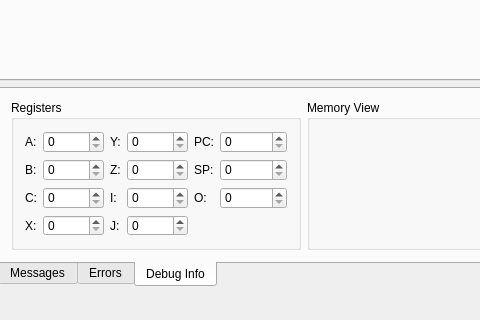
jamie124/DCPU-Developer, file dcpudeveloper.ui: the form before one commit; both pictures show x 319 to 799 and y 380 to 700 of the 1200 by 700 pixel window.
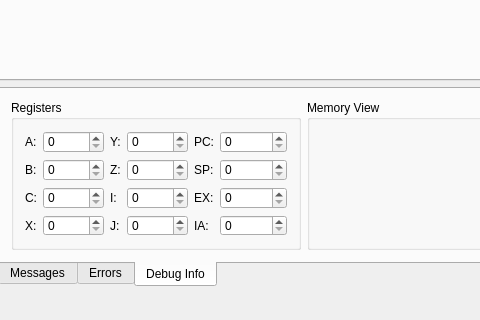
The form after the commit.

Patch:
```diff
--- a/dcpudeveloper.ui
+++ b/dcpudeveloper.ui
@@ -317,14 +317,7 @@
              <item row="2" column="4">
               <widget class="QLabel" name="label_11">
                <property name="text">
-                <string>O:</string>
-               </property>
-              </widget>
-             </item>
-             <item row="2" column="5">
-              <widget class="QSpinBox" name="register_o">
-               <property name="maximum">
-                <number>999</number>
+                <string>EX:</string>
                </property>
               </widget>
              </item>
@@ -362,6 +355,23 @@
                </property>
               </widget>
              </item>
+             <item row="2" column="5">
+              <widget class="QSpinBox" name="register_o">
+               <property name="maximum">
+                <number>999</number>
+               </property>
+              </widget>
+             </item>
+             <item row="3" column="5">
+              <widget class="QSpinBox" name="register_ia"/>
+             </item>
+             <item row="3" column="4">
+              <widget class="QLabel" name="label_12">
+               <property name="text">
+                <string>IA:</string>
+               </property>
+              </widget>
+             </item>
             </layout>
            </widget>
           </item>
```
Left out of the diff: 47 changed lines with no effect on the pictures.
